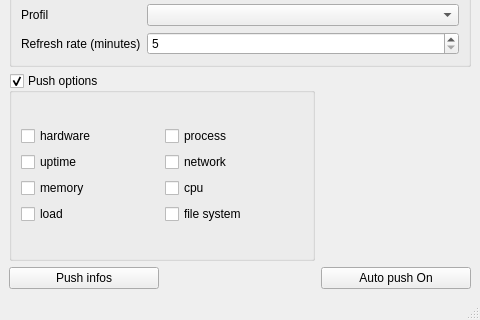
First picture: the form in src/mainwindow.ui, repository fredix/geekast, before the edit; both pictures show x 0 to 480 and y 167 to 487 of the 480 by 487 pixel window.
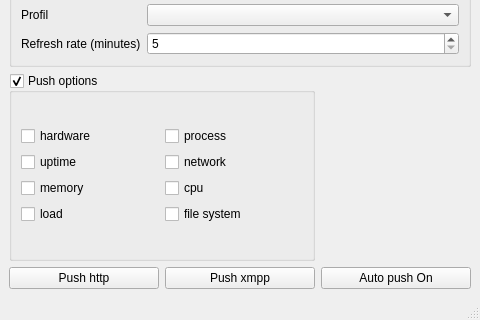
Second picture: the form after the edit.

Commit message: added xmpp support

```diff
--- a/src/mainwindow.ui
+++ b/src/mainwindow.ui
@@ -192,7 +192,7 @@
     <item row="2" column="0">
      <widget class="QPushButton" name="pushButton_push">
       <property name="text">
-       <string>Push infos</string>
+       <string>Push http</string>
       </property>
      </widget>
     </item>
@@ -206,6 +206,13 @@
       </property>
      </widget>
     </item>
+    <item row="2" column="1">
+     <widget class="QPushButton" name="pushButton_xmpp">
+      <property name="text">
+       <string>Push xmpp</string>
+      </property>
+     </widget>
+    </item>
    </layout>
   </widget>
   <widget class="QMenuBar" name="menubar">
```
The commit also changes 11 other files.
